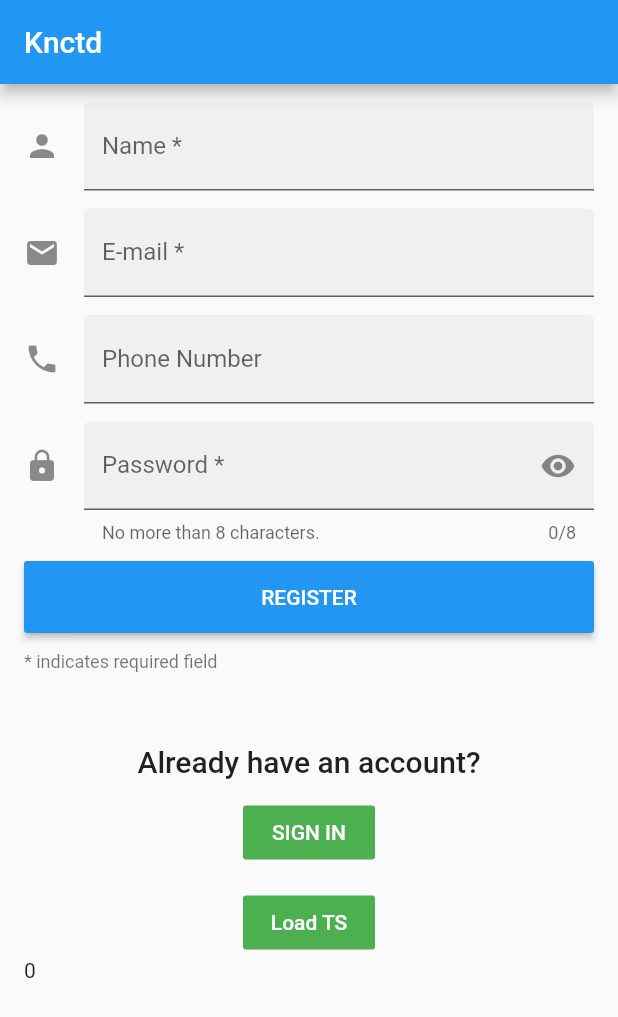
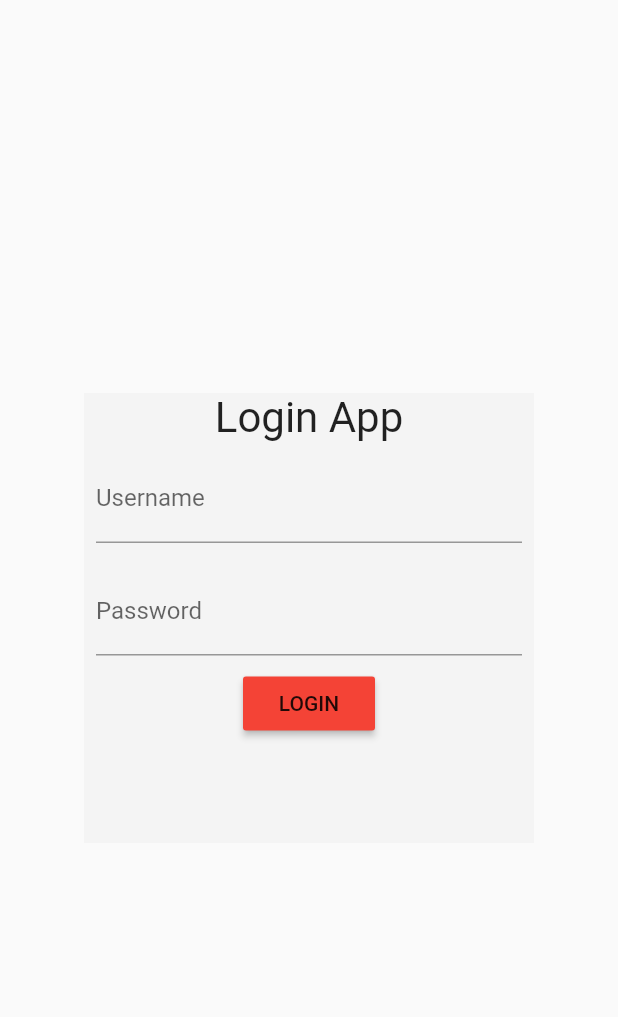
Before and after one commit to doublexia/knctd, a Flutter app: the screen it shows after launch, on a phone screen of 412 x 824 dp. Shown: the top 1017 px of the screen. Run offline on Flutter 3.47's test engine with Material 2 defaults, Android fonts, the phone set to English and light mode, and no system bars; our stand-ins replace connectivity, device_info, shared_preferences, sqflite, string_scanner, video_player; accounts and stored records are empty; statements that could not run were skipped.

```diff
--- /dev/null
+++ b/lib/data/db_helper.dart
@@ -0,0 +1,54 @@
+import 'dart:async';
+import 'dart:io' as io;
+
+import 'package:path/path.dart';
+import 'package:flutter_gallery/utils/user.dart';
+import 'package:sqflite/sqflite.dart';
+import 'package:path_provider/path_provider.dart';
+
+// Use SQFlite plugin to handle insertion and deletion of user credentials to the database
+class DatabaseHelper {
+  static final DatabaseHelper _instance = new DatabaseHelper.internal();
+  factory DatabaseHelper() => _instance;
+
+  static Database _db;
+
+  Future<Database> get db async {
+    if (_db != null) return _db;
+    _db = await initDb();
+    return _db;
+  }
+
+  DatabaseHelper.internal();
+  initDb() async {
+    io.Directory documentsDirectory = await getApplicationDocumentsDirectory();
+    String path = join(documentsDirectory.path, "main.db");
+    var theDb = await openDatabase(path, version: 1, onCreate: _onCreate);
+    return theDb;
+  }
+
+  void _onCreate(Database db, int version) async {
+    // When creating the db, create the table
+    await db.execute(
+        "CREATE TABLE User(id INTEGER PRIMARY KEY, username TEXT, password TEXT)");
+    print("Created tables");
+  }
+
+  Future<int> saveUser(User user) async {
+    var dbClient = await db;
+    int res = await dbClient.insert("User", user.toMap());
+    return res;
+  }
+
+  Future<int> deleteUsers() async {
+    var dbClient = await db;
+    int res = await dbClient.delete("User");
+    return res;
+  }
+
+  Future<bool> isLoggedIn() async {
+    var dbClient = await db;
+    var res = await dbClient.query("User");
+    return res.length > 0 ? true : false;
+  }
+}
--- /dev/null
+++ b/lib/routes.dart
@@ -0,0 +1,15 @@
+import 'package:flutter/material.dart';
+
+import 'signup.dart';
+import 'signin.dart';
+
+import 'package:flutter_gallery/screens/home_screen.dart';
+import 'package:flutter_gallery/screens/login_screen.dart';
+
+final routes  = {
+  SignupFormFieldDemo.tag: (BuildContext context) => new SignupFormFieldDemo(),
+  SigninFormFieldDemo.tag: (BuildContext context) => new SigninFormFieldDemo(),
+  '/login': (BuildContext context) => new LoginScreen(),
+  '/home': (BuildContext context) => new HomeScreen(),
+  '/':(BuildContext context) => new LoginScreen(),
+};
--- /dev/null
+++ b/lib/screens/login_screen.dart
@@ -0,0 +1,144 @@
+import 'dart:ui';
+
+import 'package:flutter/material.dart';
+import 'package:flutter_gallery/utils/auth.dart';
+import 'package:flutter_gallery/data/db_helper.dart';
+import 'package:flutter_gallery/utils/user.dart';
+import 'package:flutter_gallery/screens/login_screen_presenter.dart';
+
+class LoginScreen extends StatefulWidget {
+  @override
+  State<StatefulWidget> createState() {
+    // TODO: implement createState
+    return new LoginScreenState();
+  }
+}
+
+class LoginScreenState extends State<LoginScreen>
+    implements LoginScreenContract, AuthStateListener {
+  BuildContext _ctx;
+
+  bool _isLoading = false;
+  final formKey = new GlobalKey<FormState>();
+  final scaffoldKey = new GlobalKey<ScaffoldState>();
+  String _username, _password;
+
+  LoginScreenPresenter _presenter;
+
+  LoginScreenState() {
+    _presenter = new LoginScreenPresenter(this);
+    var authStateProvider = new AuthStateProvider();
+    authStateProvider.subscribe(this);
+  }
+
+  void _submit() {
+    final form = formKey.currentState;
+
+    if (form.validate()) {
+      setState(() => _isLoading = true);
+      form.save();
+      _presenter.doLogin(new User(_username, _password));
+    }
+  }
+
+  void _showSnackBar(String text) {
+    scaffoldKey.currentState
+        .showSnackBar(new SnackBar(content: new Text(text)));
+  }
+
+  @override
+  onAuthStateChanged(AuthState state) {
+
+    if(state == AuthState.LOGGED_IN)
+      Navigator.of(_ctx).pushReplacementNamed("/home");
+  }
+
+  @override
+  Widget build(BuildContext context) {
+    _ctx = context;
+    var loginBtn = new RaisedButton(
+      onPressed: _submit,
+      child: new Text("LOGIN"),
+      color: Colors.primaries[0],
+    );
+    var loginForm = new Column(
+      children: <Widget>[
+        new Text(
+          "Login App",
+          textScaleFactor: 2.0,
+        ),
+        new Form(
+          key: formKey,
+          child: new Column(
+            children: <Widget>[
+              new Padding(
+                padding: const EdgeInsets.all(8.0),
+                child: new TextFormField(
+                  onSaved: (val) => _username = val,
+                  validator: (val) {
+                    return val.length < 10
+                        ? "Username must have atleast 10 chars"
+                        : null;
+                  },
+                  decoration: new InputDecoration(labelText: "Username"),
+                ),
+              ),
+              new Padding(
+                padding: const EdgeInsets.all(8.0),
+                child: new TextFormField(
+                  onSaved: (val) => _password = val,
+                  decoration: new InputDecoration(labelText: "Password"),
+                ),
+              ),
+            ],
+          ),
+        ),
+//        _isLoading ? new CircularProgressIndicator() : loginBtn,
+        loginBtn
+      ],
+      crossAxisAlignment: CrossAxisAlignment.center,
+    );
+
+    return new Scaffold(
+      appBar: null,
+      key: scaffoldKey,
+      body: new Container(
+//        decoration: new BoxDecoration(
+//          image: new DecorationImage(
+//              image: new AssetImage("assets/login_background.jpg"),
+//              fit: BoxFit.cover),
+//        ),
+        child: new Center(
+          child: new ClipRect(
+            child: new BackdropFilter(
+              filter: new ImageFilter.blur(sigmaX: 10.0, sigmaY: 10.0),
+              child: new Container(
+                child: loginForm,
+                height: 300.0,
+                width: 300.0,
+                decoration: new BoxDecoration(
+                    color: Colors.grey.shade200.withOpacity(0.5)),
+              ),
+            ),
+          ),
+        ),
+      ),
+    );
+  }
+
+  @override
+  void onLoginError(String errorTxt) {
+    _showSnackBar(errorTxt);
+    setState(() => _isLoading = false);
+  }
+
+  @override
+  void onLoginSuccess(User user) async {
+    _showSnackBar(user.toString());
+    setState(() => _isLoading = false);
+    var db = new DatabaseHelper();
+    //await db.saveUser(user);
+    var authStateProvider = new AuthStateProvider();
+    authStateProvider.notify(AuthState.LOGGED_IN);
+  }
+}
--- /dev/null
+++ b/lib/screens/login_screen_presenter.dart
@@ -0,0 +1,58 @@
+import 'dart:async';
+import 'dart:convert';
+import 'package:http/http.dart' as http;
+
+import 'package:flutter_gallery/utils/RESTDatasource.dart';
+import 'package:flutter_gallery/utils/user.dart';
+
+import 'package:flutter_gallery/utils/network_util.dart';
+
+abstract class LoginScreenContract {
+  void onLoginSuccess(User user);
+  void onLoginError(String errorTxt);
+}
+
+class LoginScreenPresenter {
+  NetworkUtil _netUtil = new NetworkUtil();
+
+  static final BASE_URL = "http://docunation.com:8880/knctd";
+  static final LOGIN_URL = BASE_URL + "/acctregi.php";
+  static final _API_KEY = "somerandomkey";
+
+  LoginScreenContract _view;
+  RestDatasource api = new RestDatasource();
+  LoginScreenPresenter(this._view);
+
+  Future<dynamic> doLogin(User user) async {
+//    api.login(username, password).then((User user) {
+//      _view.onLoginSuccess(user);
+//    }).catchError((Exception error) => _view.onLoginError(error.toString()));
+
+//    http.post(LOGIN_URL,
+//        body: '{"username": "${username}", "password": "${password}"}',
+//        headers: {
+//          "Accept": "application/json",
+//          "Content-Type": "application/json"
+//        }).then((response) {
+//          final String res = response.body;
+//          final int statusCode = response.statusCode;
+//
+//          print("Response body: ${response.body}");
+//          if (statusCode < 200 || statusCode > 400 || json == null) {
+//            //throw new Exception("Error while fetching data");
+//            _view.onLoginError("Error while fetching data");
+//          }
+//          _view.onLoginSuccess(new User(username, password));
+//        });
+
+    _netUtil.post(LOGIN_URL, body: user.toMap()).then((dynamic res) {
+      print("Response body: ${res.toString()}");
+      _view.onLoginSuccess(new User(user.username, user.password));
+    }
+    ).catchError((error) {
+      print("Exception: " + error.toString());
+      _view.onLoginError(error.toString());
+    }
+    );
+  }
+}
--- a/lib/signin.dart
+++ b/lib/signin.dart
@@ -8,6 +8,8 @@ import 'package:flutter/material.dart';
 import 'package:flutter/services.dart';
 
 class SigninFormFieldDemo extends StatefulWidget {
+  static String tag = '/signin';
+
   const SigninFormFieldDemo({ Key key }) : super(key: key);
 
   static const String routeName = '/material/text-form-field';
--- a/lib/signup.dart
+++ b/lib/signup.dart
@@ -11,6 +11,8 @@ import 'package:flutter/services.dart';
 import 'package:shared_preferences/shared_preferences.dart';
 
 class SignupFormFieldDemo extends StatefulWidget {
+  static String tag = '/signup';
+
   const SignupFormFieldDemo({ Key key }) : super(key: key);
 
   static const String routeName = '/material/text-form-field';
--- /dev/null
+++ b/lib/utils/RESTDatasource.dart
@@ -0,0 +1,37 @@
+import 'dart:async';
+
+import 'network_util.dart';
+import 'user.dart';
+
+//JSON response format if there’s an error:
+//
+//{ error: true, error_msg: “Invalid credentitals”}
+//  JSON response format if there’s no error:
+//
+//  { error: false, user: { username: “Some username”, password: “Some password” } }
+
+class RestDatasource {
+  NetworkUtil _netUtil = new NetworkUtil();
+  static final BASE_URL = "http://docunation.com:8880/knctd";
+  static final LOGIN_URL = BASE_URL + "/acctregi.php";
+  static final _API_KEY = "somerandomkey";
+
+  Future<User> login(User user) {
+    return _netUtil.post(LOGIN_URL, /*body: {
+      "token": _API_KEY,
+      "username": username,
+      "password": password
+    }, headers: {
+      "Accept": "application/json",
+      "Content-Type": "application/json"
+    }*/
+  body: user.toMap()).then((dynamic res) {
+      print(res.toString());
+//
+//      if(res["error"]) throw new Exception(res["error_msg"]);
+//      return new User.map(res["user"]);
+
+      return new User(user.username, user.password);
+    });
+  }
+}
--- /dev/null
+++ b/lib/utils/auth.dart
@@ -0,0 +1,44 @@
+import 'package:flutter_gallery/data/db_helper.dart';
+
+enum AuthState { LOGGED_IN, LOGGED_OUT }
+
+abstract class AuthStateListener {
+  void onAuthStateChanged(AuthState state);
+}
+
+// A naive implementation of Observer/Subscriber Pattern.
+// Notify its subscribers of any change in AuthState (Logged_in or not).
+class AuthStateProvider {
+  static final AuthStateProvider _instance = new AuthStateProvider.internal();
+
+  List<AuthStateListener> _subscribers;
+
+  factory AuthStateProvider() => _instance;
+  AuthStateProvider.internal() {
+    _subscribers = new List<AuthStateListener>();
+    initState();
+  }
+
+  void initState() async {
+    var db = new DatabaseHelper();
+    var isLoggedIn = await db.isLoggedIn();
+    if (isLoggedIn)
+      notify(AuthState.LOGGED_IN);
+    else
+      notify(AuthState.LOGGED_OUT);
+  }
+
+  void subscribe(AuthStateListener listener) {
+    _subscribers.add(listener);
+  }
+
+  void dispose(AuthStateListener listener) {
+    for (var l in _subscribers) {
+      if (l == listener) _subscribers.remove(l);
+    }
+  }
+
+  void notify(AuthState state) {
+    _subscribers.forEach((AuthStateListener s) => s.onAuthStateChanged(state));
+  }
+}
--- /dev/null
+++ b/lib/utils/user.dart
@@ -0,0 +1,34 @@
+
+class User {
+  String _username;
+  String _password;
+  User(this._username, this._password);
+
+  //create a new User object out of a dynamic map object
+
+  User.map(dynamic obj) {
+    this._username = obj["username"];
+    this._password = obj["password"];
+  }
+
+  String get username => _username;
+  String get password => _password;
+
+  Map<String, dynamic> toMap() {
+    var map = new Map<String, dynamic>();
+    map["username"] = _username;
+    map["password"] = _password;
+
+    return map;
+  }
+
+  Map<String, dynamic> toJson() =>
+      {
+        'username': _username,
+        'password': _password
+      };
+
+  User.fromJson(Map<String, dynamic> json)
+      : _username = json['username'],
+       _password = json['password'];
+}
--- a/pubspec.yaml
+++ b/pubspec.yaml
@@ -27,6 +27,8 @@ dependencies:
   source_span: 1.4.1 # THIS LINE IS AUTOGENERATED - TO UPDATE USE "flutter update-packages --force-upgrade"
   typed_data: 1.1.6 # THIS LINE IS AUTOGENERATED - TO UPDATE USE "flutter update-packages --force-upgrade"
   vector_math: 2.0.8 # THIS LINE IS AUTOGENERATED - TO UPDATE USE "flutter update-packages --force-upgrade"
+  sqflite: ^0.12.1
+  path_provider: ^0.4.1
 
 dev_dependencies:
   flutter_test:
```
Also changed, not shown: lib/main.dart (+7 -8 lines), lib/screens/home_screen.dart (added, +15 -0 lines), lib/utils/network_util.dart (added, +55 -0 lines).
